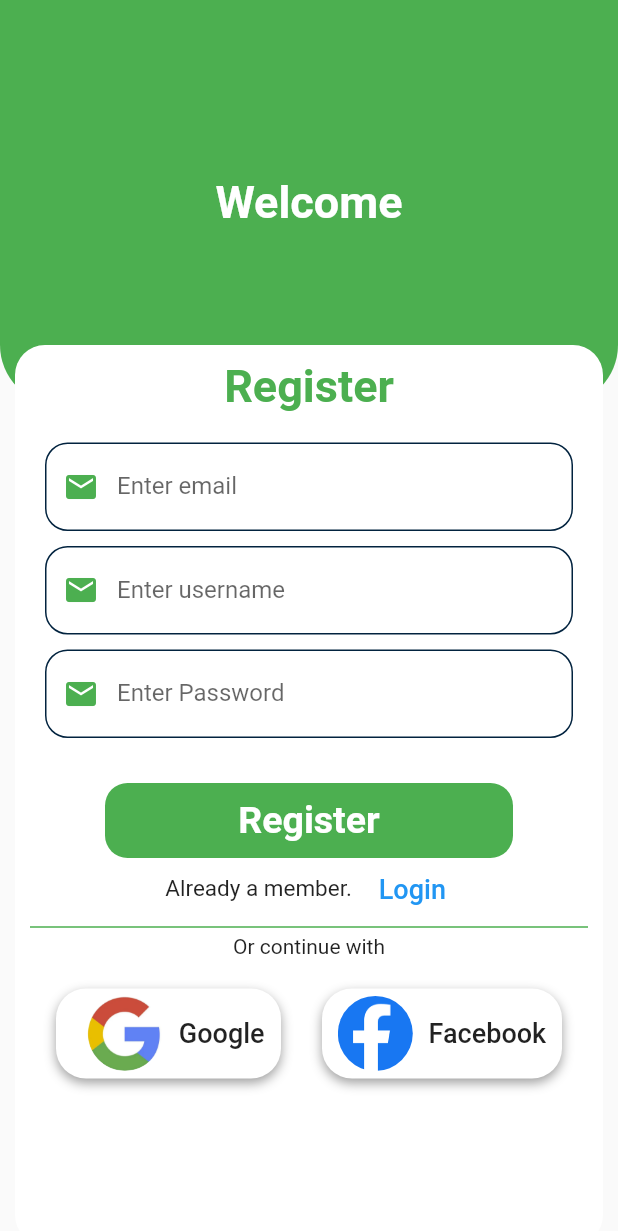
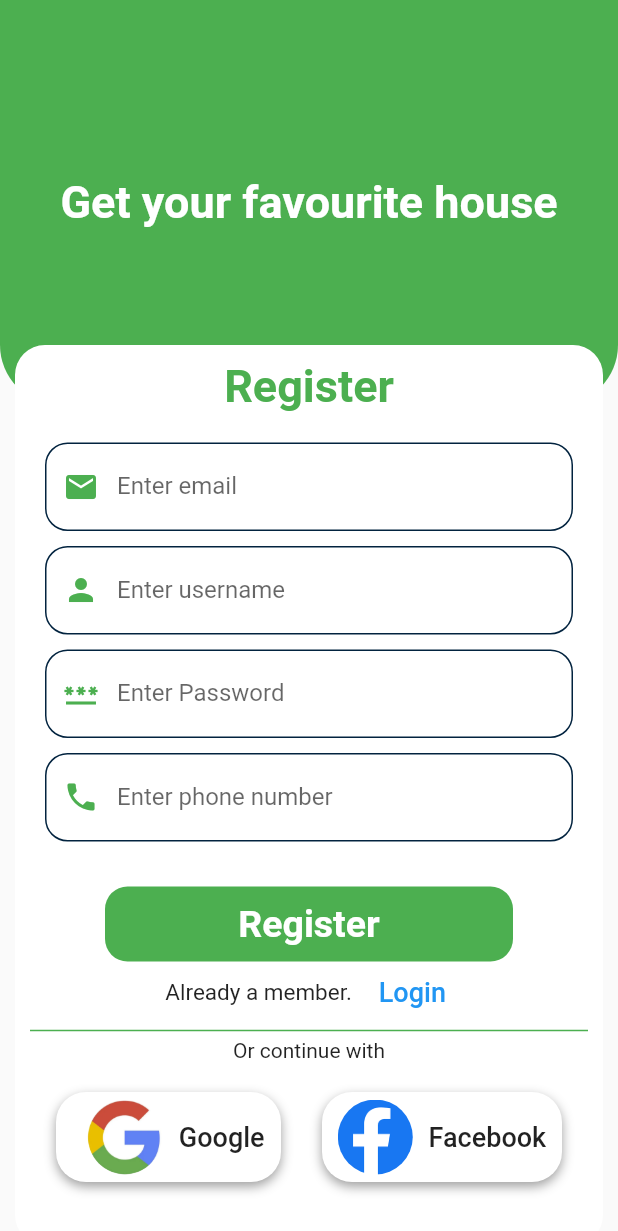
Before and after one commit to Paulmuia/FlutterRealEstate, a Flutter app: the screen it shows after launch, after a tap on "Register", on a phone screen of 412 x 824 dp. Shown: the top 1231 px of the screen. Run offline on Flutter 3.47's test engine with Material 2 defaults, Android fonts, the phone set to English and light mode, and no system bars; our stand-ins replace get, pinput; network calls fail.

Commit message:
edited register and welcome page icons

```diff
--- a/lib/auth/register.dart
+++ b/lib/auth/register.dart
@@ -1,5 +1,4 @@
 import 'package:flutter/material.dart';
-import 'package:get/get_connect/http/src/utils/utils.dart';
 import 'package:mm/pages/welcome_page.dart';
 
 class RegisterPage extends StatefulWidget {
@@ -29,7 +28,7 @@ class _RegisterPageState extends State<RegisterPage> {
                 ),
                 child: Center(
                     child: Text(
-                  'Welcome',
+                  'Get your favourite house',
                   style: TextStyle(
                       fontSize: 30,
                       color: Colors.white,
@@ -98,7 +97,7 @@ class _RegisterPageState extends State<RegisterPage> {
                             color: Colors.black,
                           ),
                           labelText: 'Enter username',
-                          prefixIcon: Icon(Icons.email, color: Colors.green),
+                          prefixIcon: Icon(Icons.person, color: Colors.green),
                           focusedBorder: OutlineInputBorder(
                               borderRadius: BorderRadius.circular(15),
                               borderSide: BorderSide(
@@ -128,7 +127,36 @@ class _RegisterPageState extends State<RegisterPage> {
                           hintStyle: TextStyle(
                               color: Colors.black, fontWeight: FontWeight.w400),
                           labelText: 'Enter Password',
-                          prefixIcon: Icon(Icons.email, color: Colors.green),
+                          prefixIcon: Icon(Icons.password, color: Colors.green),
+                          focusedBorder: OutlineInputBorder(
+                              borderRadius: BorderRadius.circular(15),
+                              borderSide: BorderSide(
+                                width: 1.0,
+                                color: Color.fromARGB(255, 2, 35, 63),
+                              )),
+                          enabledBorder: OutlineInputBorder(
+                              borderRadius: BorderRadius.circular(15),
+                              borderSide: BorderSide(
+                                width: 1.0,
+                                color: Color.fromARGB(255, 2, 35, 63),
+                              )),
+                          border: OutlineInputBorder(
+                            borderRadius: BorderRadius.circular(15),
+                          ),
+                        ),
+                      ),
+                    ),
+                    SizedBox(height: 10,),
+                    Padding(
+                      padding: const EdgeInsets.symmetric(horizontal: 20),
+                      child: TextField(
+                        decoration: InputDecoration(
+                          hintText: ' Enter phone number',
+                          hintStyle: TextStyle(
+                            color: Colors.black,
+                          ),
+                          labelText: 'Enter phone number',
+                          prefixIcon: Icon(Icons.phone, color: Colors.green),
                           focusedBorder: OutlineInputBorder(
                               borderRadius: BorderRadius.circular(15),
                               borderSide: BorderSide(
--- a/lib/pages/welcome_page.dart
+++ b/lib/pages/welcome_page.dart
@@ -100,7 +100,7 @@ class _WelcomePageState extends State<WelcomePage> {
                           hintStyle: TextStyle(
                               color: Colors.black, fontWeight: FontWeight.w400),
                           labelText: 'Enter Password',
-                          prefixIcon: Icon(Icons.email, color: Colors.green),
+                          prefixIcon: Icon(Icons.password, color: Colors.green),
                           focusedBorder: OutlineInputBorder(
                               borderRadius: BorderRadius.circular(15),
                               borderSide: BorderSide(
```
